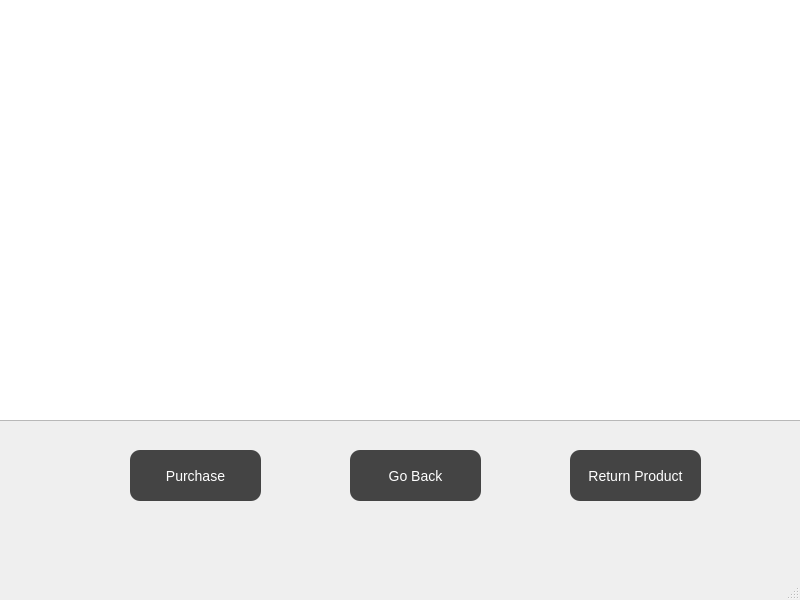
Before: the Qt Designer form src/shopping_cart.ui in TheActualSanny/product-manager, drawn with Qt 5.
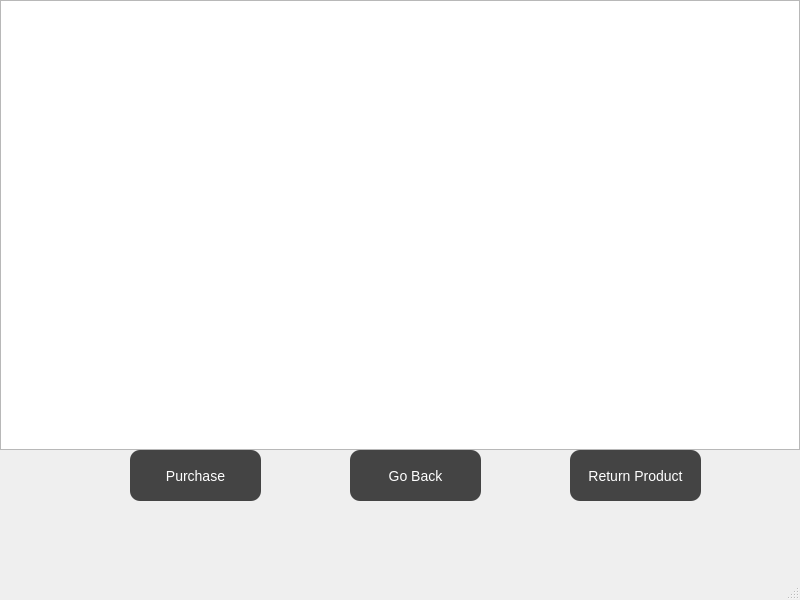
After: the same form once the commit is applied.

```diff
--- a/src/shopping_cart.ui
+++ b/src/shopping_cart.ui
@@ -14,18 +14,15 @@
    <string>MainWindow</string>
   </property>
   <widget class="QWidget" name="centralwidget">
-   <widget class="QListView" name="cartList">
+   <widget class="QListWidget" name="cartList">
     <property name="geometry">
      <rect>
-      <x>-10</x>
-      <y>-40</y>
-      <width>821</width>
-      <height>461</height>
+      <x>0</x>
+      <y>0</y>
+      <width>800</width>
+      <height>450</height>
      </rect>
     </property>
-    <property name="flow">
-     <enum>QListView::LeftToRight</enum>
-    </property>
    </widget>
    <widget class="QPushButton" name="purchaseButton">
     <property name="geometry">
```
Left out of the diff: 45 changed lines with no effect on the pictures.
